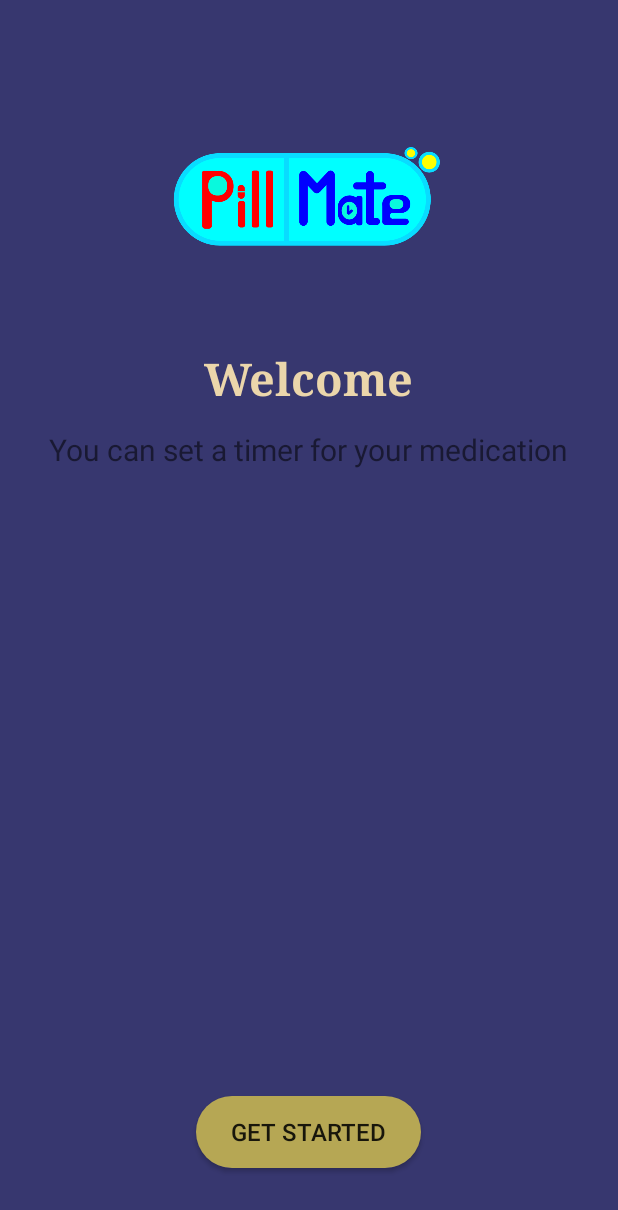
After one commit to shusil0/TU20Pill_Mate, an Android app: the Slide_activity screen opened directly, with no data from a screen before it, on a phone screen of 412 x 824 dp. The commit adds this screen. Shown: the top 1210 px of the screen. Run offline under Robolectric (Android 15) with nearby library versions, the phone set to English and light mode, and no system bars.

Commit message:
Added a viewPager

```diff
--- a/app/src/main/AndroidManifest.xml
+++ b/app/src/main/AndroidManifest.xml
@@ -27,7 +27,21 @@
                 <category android:name="android.intent.category.LAUNCHER" />
             </intent-filter>
         </activity>
-        <activity android:name=".Firebase_logins"></activity>
+        <activity android:name=".Firebase_logins" />
+        <activity android:name=".slide">
+            <intent-filter>
+                <action android:name="android.intent.action.MAIN" />
+
+                <category android:name="android.intent.category.LAUNCHER" />
+            </intent-filter>
+        </activity>
+        <activity android:name=".Slide_activity">
+            <intent-filter>
+                <action android:name="android.intent.action.MAIN" />
+
+                <category android:name="android.intent.category.LAUNCHER" />
+            </intent-filter>
+        </activity>
     </application>
 
 </manifest>
--- a/app/src/main/java/com/example/user/tu20pill_mate/Firebase_logins.java
+++ b/app/src/main/java/com/example/user/tu20pill_mate/Firebase_logins.java
@@ -29,6 +29,7 @@ public class Firebase_logins extends AppCompatActivity {
                                 new AuthUI.IdpConfig.GoogleBuilder().build()))
                         .setTheme(R.style.GreenTheme)
                         .setLogo(R.drawable.logo)
+
                         .build(),
                 RC_SIGN_IN);
 
@@ -57,7 +58,7 @@ public class Firebase_logins extends AppCompatActivity {
     }
 
     public void nextActivity() {
-        Intent intent = new Intent(this, Logins.class);
+        Intent intent = new Intent(this, Slide_activity.class);
         startActivity(intent);
     }
 
--- /dev/null
+++ b/app/src/main/java/com/example/user/tu20pill_mate/Slide_activity.java
@@ -0,0 +1,46 @@
+package com.example.user.tu20pill_mate;
+
+import android.content.Intent;
+import android.support.v4.view.ViewPager;
+import android.support.v7.app.AppCompatActivity;
+import android.os.Bundle;
+import android.view.View;
+import android.widget.Button;
+
+public class Slide_activity extends AppCompatActivity implements View.OnClickListener {
+
+
+    private ViewPager viewPager;
+    private slide myadapter;
+    Button getStart;
+
+
+    @Override
+    protected void onCreate(Bundle savedInstanceState) {
+        super.onCreate(savedInstanceState);
+        setContentView(R.layout.activity_slide_activity);
+
+        getStart = (Button) findViewById(R.id.getStarted);
+        viewPager = (ViewPager) findViewById(R.id.viewPager);
+        myadapter = new slide(this);
+        viewPager.setAdapter(myadapter);
+
+    }
+
+    public void startPage() {
+        Intent i = new Intent(this, Logins.class);
+        startActivity(i);
+    }
+
+    public void letsStart(View v) {
+        if (v.getId() == R.id.getStarted) {
+            startPage();
+        }
+
+    }
+
+    @Override
+    public void onClick(View view) {
+
+    }
+}
--- /dev/null
+++ b/app/src/main/java/com/example/user/tu20pill_mate/slide.java
@@ -0,0 +1,81 @@
+package com.example.user.tu20pill_mate;
+
+import android.content.Context;
+import android.graphics.Color;
+import android.support.annotation.NonNull;
+import android.support.v4.view.PagerAdapter;
+import android.support.v7.app.AppCompatActivity;
+import android.os.Bundle;
+import android.view.LayoutInflater;
+import android.view.View;
+import android.view.ViewGroup;
+import android.widget.Button;
+import android.widget.ImageView;
+import android.widget.RelativeLayout;
+import android.widget.TextView;
+
+public class slide extends PagerAdapter {
+
+    Context context;
+    LayoutInflater inflater;
+
+
+    //Images
+    public int[] image_list = {R.drawable.logo, R.drawable.alarm1, R.drawable.doctor, R.drawable.thumbs_up};
+
+    // Titles list
+    public String[] title_list = {"Welcome", "Welcome", "Welcome", "Welcome"};
+
+    // Descriptions
+    public String[] descrip_list = {"You can set a timer for your medication", "You can enable notifications to remind you", "You can get advice from our doctors", "Let's Start"};
+
+    // Background color list
+    public int[] background_list = {Color.rgb(55, 55, 111), Color.rgb(29, 125, 152), Color.rgb(10, 119, 219), Color.rgb(1, 188, 212)};
+
+
+    public String[] btn_list = {"Get Started", "Get Started", "Get Started", "Get Started"};
+
+
+    public slide(Context context) {
+        this.context = context;
+    }
+
+
+    @Override
+    public int getCount() {
+        return title_list.length;
+    }
+
+    @Override
+    public boolean isViewFromObject(View view, Object object) {
+        return (view == (RelativeLayout) object);
+    }
+
+
+    @Override
+    public Object instantiateItem(ViewGroup container, int position) {
+        inflater = (LayoutInflater) context.getSystemService(context.LAYOUT_INFLATER_SERVICE);
+        View view = inflater.inflate(R.layout.activity_slide, container, false);
+        RelativeLayout layoutslide = (RelativeLayout) view.findViewById(R.id.slidelinearlayout);
+        ImageView imgslide = (ImageView) view.findViewById(R.id.slideimg);
+        TextView txttitle = (TextView) view.findViewById(R.id.txtTitle);
+        TextView description = (TextView) view.findViewById(R.id.txtDescription);
+        Button btnSlide = (Button) view.findViewById(R.id.getStarted);
+        layoutslide.setBackgroundColor(background_list[position]);
+        imgslide.setImageResource(image_list[position]);
+        txttitle.setText(title_list[position]);
+        btnSlide.setText(btn_list[position]);
+        description.setText(descrip_list[position]);
+
+        container.addView(view);
+        return view;
+    }
+
+
+    @Override
+    public void destroyItem(ViewGroup container, int position, Object object) {
+        container.removeView((RelativeLayout) object);
+    }
+
+
+}
--- /dev/null
+++ b/app/src/main/res/layout/activity_slide.xml
@@ -0,0 +1,63 @@
+<?xml version="1.0" encoding="utf-8"?>
+<RelativeLayout xmlns:android="http://schemas.android.com/apk/res/android"
+    xmlns:app="http://schemas.android.com/apk/res-auto"
+    xmlns:tools="http://schemas.android.com/tools"
+    android:id="@+id/slidelinearlayout"
+    android:layout_width="match_parent"
+    android:layout_height="match_parent"
+    tools:context=".slide">
+
+
+    <ImageView
+        android:id="@+id/slideimg"
+
+        android:layout_width="200dp"
+        android:layout_height="200dp"
+        android:layout_above="@+id/txtTitle"
+        android:layout_centerHorizontal="true"
+        android:layout_marginBottom="-232dp"
+        android:contentDescription="Image to display"
+        android:src="@drawable/logo" />
+
+    <TextView
+        android:id="@+id/txtTitle"
+        android:layout_width="wrap_content"
+        android:layout_height="wrap_content"
+        android:layout_alignParentTop="true"
+        android:layout_centerHorizontal="true"
+        android:layout_marginTop="232dp"
+        android:text="Pill Mate"
+        android:textColor="@color/lightorangedark"
+        android:textSize="30dp"
+        android:textStyle="bold"
+        android:typeface="serif" />
+
+    <TextView
+        android:id="@+id/txtDescription"
+        android:layout_width="wrap_content"
+        android:layout_height="wrap_content"
+
+        android:layout_alignTop="@+id/txtTitle"
+        android:layout_centerHorizontal="true"
+        android:layout_marginTop="54dp"
+        android:text="Type in stuffs here"
+        android:textAlignment="center"
+        android:textSize="20dp" />
+
+
+    <Button
+        android:id="@+id/getStarted"
+        android:layout_width="150dp"
+        android:layout_height="wrap_content"
+        android:layout_alignParentBottom="true"
+        android:layout_centerHorizontal="true"
+        android:layout_marginBottom="45dp"
+        android:background="@drawable/buttonstyle2"
+        android:elevation="0dp"
+        android:gravity="center"
+        android:onClick="letsStart"
+        android:text="Get Started"
+        android:textSize="16dp" />
+
+
+</RelativeLayout>
--- /dev/null
+++ b/app/src/main/res/layout/activity_slide_activity.xml
@@ -0,0 +1,17 @@
+<?xml version="1.0" encoding="utf-8"?>
+<LinearLayout xmlns:android="http://schemas.android.com/apk/res/android"
+    xmlns:app="http://schemas.android.com/apk/res-auto"
+    xmlns:tools="http://schemas.android.com/tools"
+    android:layout_width="match_parent"
+    android:layout_height="match_parent"
+    tools:context=".Slide_activity">
+
+
+    <android.support.v4.view.ViewPager
+        android:id="@+id/viewPager"
+        android:layout_width="match_parent"
+        android:layout_height="match_parent">
+
+    </android.support.v4.view.ViewPager>
+
+</LinearLayout>
--- a/app/src/main/res/values/styles.xml
+++ b/app/src/main/res/values/styles.xml
@@ -1,7 +1,7 @@
 <resources>
 
     <!-- Base application theme. -->
-    <style name="AppTheme" parent="Theme.AppCompat.Light.DarkActionBar">
+    <style name="AppTheme" parent="Theme.AppCompat.Light.NoActionBar">
         <!-- Customize your theme here. -->
         <item name="colorPrimary">@color/colorPrimary</item>
         <item name="colorPrimaryDark">@color/colorPrimaryDark</item>
@@ -9,16 +9,22 @@
     </style>
 
 
-    <style name="GreenTheme" parent="FirebaseUI">
+    <style name="GreenTheme" parent="Theme.AppCompat.Light.NoActionBar">
         <!-- Required for sign-in flow styling -->
-        <item name="colorPrimary">@color/material_green_500</item>
-        <item name="colorPrimaryDark">@color/material_green_700</item>
-        <item name="colorAccent">@color/material_purple_a700</item>
 
-        <item name="colorControlNormal">@color/material_green_500</item>
-        <item name="colorControlActivated">@color/material_lime_a700</item>
-        <item name="colorControlHighlight">@color/material_green_a200</item>
-        <item name="android:windowBackground">@color/material_green_50</item>
+        <item name="colorPrimary">@color/colorPrimary</item>
+        <item name="colorPrimaryDark">@color/colorPrimaryDark</item>
+        <item name="colorAccent">@color/colorAccent</item>
+
+        <!--
+                <item name="colorPrimary">@color/material_green_500</item>
+                <item name="colorPrimaryDark">@color/material_green_700</item>
+                <item name="colorAccent">@color/material_purple_a700</item>-->
+        <!--
+                <item name="colorControlNormal">@color/material_green_500</item>
+                <item name="colorControlActivated">@color/material_lime_a700</item>
+                <item name="colorControlHighlight">@color/material_green_a200</item>-->
+        <item name="android:windowBackground">@drawable/gradient</item>
     </style>
 
 </resources>
```
